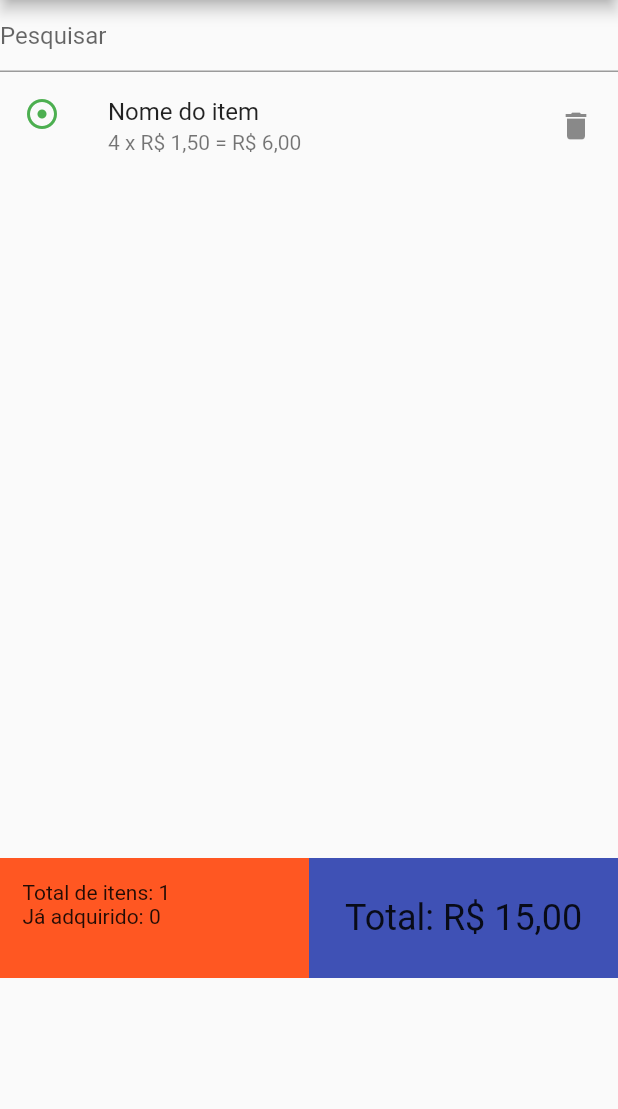
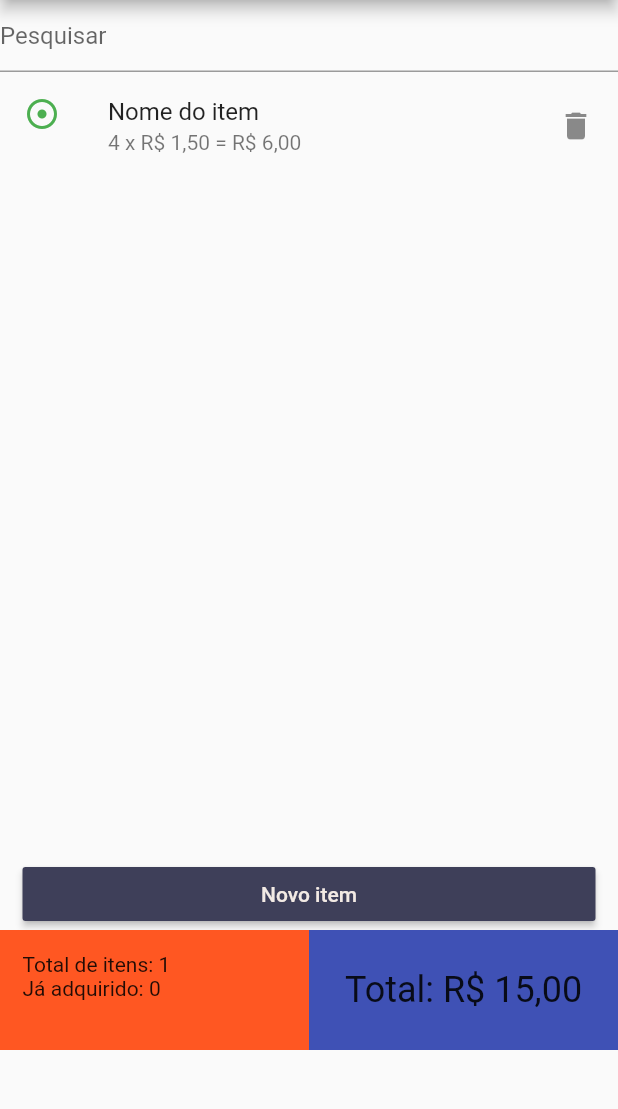
Before and after one commit to gabrieldfm/flutterproject, a Flutter app: the ListPage screen opened by its route, after a tap on the "adjust" icon, on a phone screen of 412 x 824 dp, the part 84-1193 px from its top. Run offline on Flutter 3.47's test engine with Material 2 defaults, Android fonts, the phone set to English and light mode, and no system bars.

Commit message:
adicionando item

```diff
--- a/meuapp/lib/pages/list.dart
+++ b/meuapp/lib/pages/list.dart
@@ -10,6 +10,15 @@ class ListPage extends StatefulWidget {
 }
 
 class _ListPageState extends State<ListPage> {
+  List<Widget> itemsList = List<Widget>();
+
+  @override
+  void initState() {
+    _addNewOne();
+
+    super.initState();
+  }
+
   @override
   Widget build(BuildContext context) {
     final content = SingleChildScrollView(
@@ -23,27 +32,20 @@ class _ListPageState extends State<ListPage> {
           Container(
             height: MediaQuery.of(context).size.height - 300,
             child: ListView(
-              children: <Widget>[
-                ListTile(
-                  leading: GestureDetector(
-                    child: Icon(Icons.adjust, color: Colors.green,),
-                    onTap: (){
-                      print('adquirido');
-                    },
-                  ),
-                  title: Text('Nome do item'),
-                  subtitle: Text('4 x R\$ 1,50 = R\$ 6,00'),
-                  trailing: GestureDetector(
-                    child: Icon(Icons.delete),
-                    onTap: () {
-                      print('deletar');
-                    },
-                  ),
-                  onLongPress: () {
-                    print('Editar');
-                  },
-                )
-              ],
+              children: itemsList,
+            ),
+          ),
+          SizedBox(
+            width: MediaQuery.of(context).size.width - 30,
+            child: RaisedButton(
+              color: Layout.primary(),
+              onPressed: () {
+                print('Add item');
+              },
+              child: Text(
+                'Novo item',
+                style: TextStyle(color: Layout.light()),
+              ),
             ),
           ),
           Container(
@@ -52,7 +54,7 @@ class _ListPageState extends State<ListPage> {
             child: Row(
               children: <Widget>[
                 Container(
-                  width: MediaQuery.of(context).size.width /2,
+                  width: MediaQuery.of(context).size.width / 2,
                   padding: EdgeInsets.all(15),
                   child: Column(
                     crossAxisAlignment: CrossAxisAlignment.start,
@@ -64,13 +66,16 @@ class _ListPageState extends State<ListPage> {
                 ),
                 Container(
                   color: Colors.indigo,
-                  width: MediaQuery.of(context).size.width /2,
+                  width: MediaQuery.of(context).size.width / 2,
                   padding: EdgeInsets.all(15),
                   child: Column(
                     crossAxisAlignment: CrossAxisAlignment.center,
                     mainAxisAlignment: MainAxisAlignment.center,
                     children: <Widget>[
-                      Text('Total: R\$ 15,00', style: TextStyle(fontSize: 24),),
+                      Text(
+                        'Total: R\$ 15,00',
+                        style: TextStyle(fontSize: 24),
+                      ),
                     ],
                   ),
                 )
@@ -83,4 +88,29 @@ class _ListPageState extends State<ListPage> {
 
     return Layout.getContent(context, content, false);
   }
+
+  void _addNewOne() {
+    itemsList.add(ListTile(
+      leading: GestureDetector(
+        child: Icon(
+          Icons.adjust,
+          color: Colors.green,
+        ),
+        onTap: () {
+          print('adquirido');
+        },
+      ),
+      title: Text('Nome do item'),
+      subtitle: Text('4 x R\$ 1,50 = R\$ 6,00'),
+      trailing: GestureDetector(
+        child: Icon(Icons.delete),
+        onTap: () {
+          print('deletar');
+        },
+      ),
+      onLongPress: () {
+        print('Editar');
+      },
+    ));
+  }
 }
```
